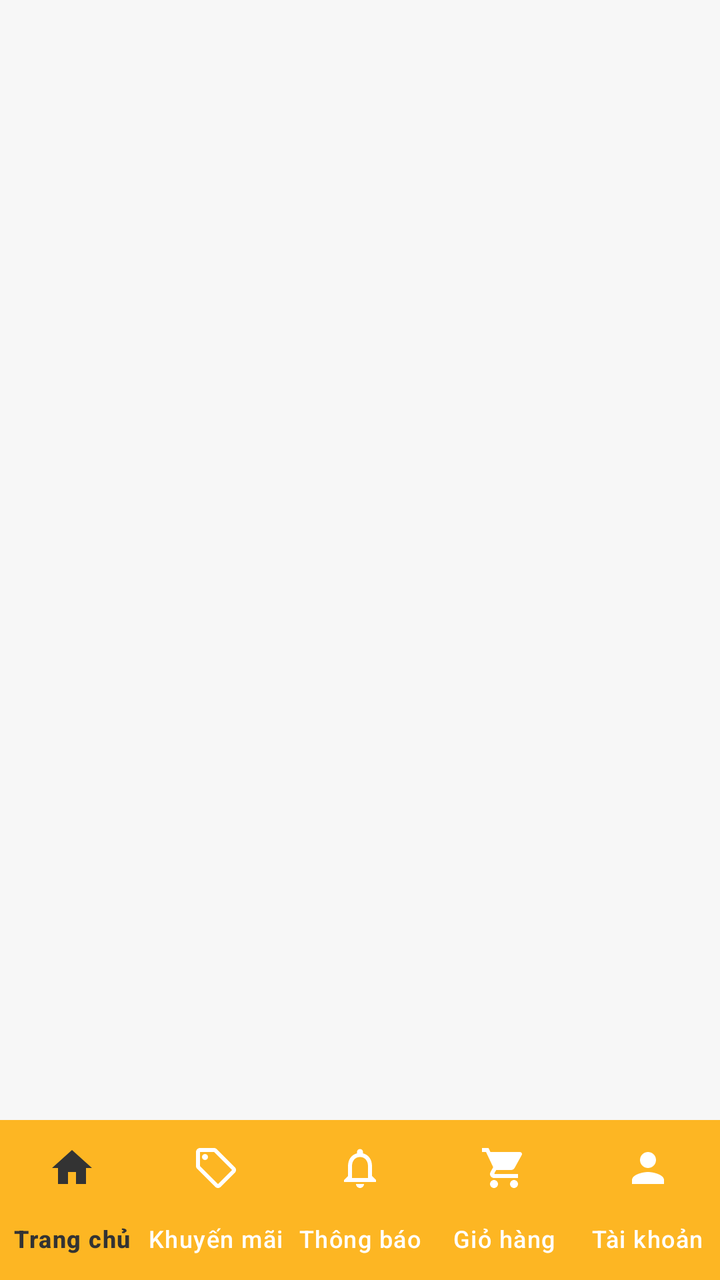
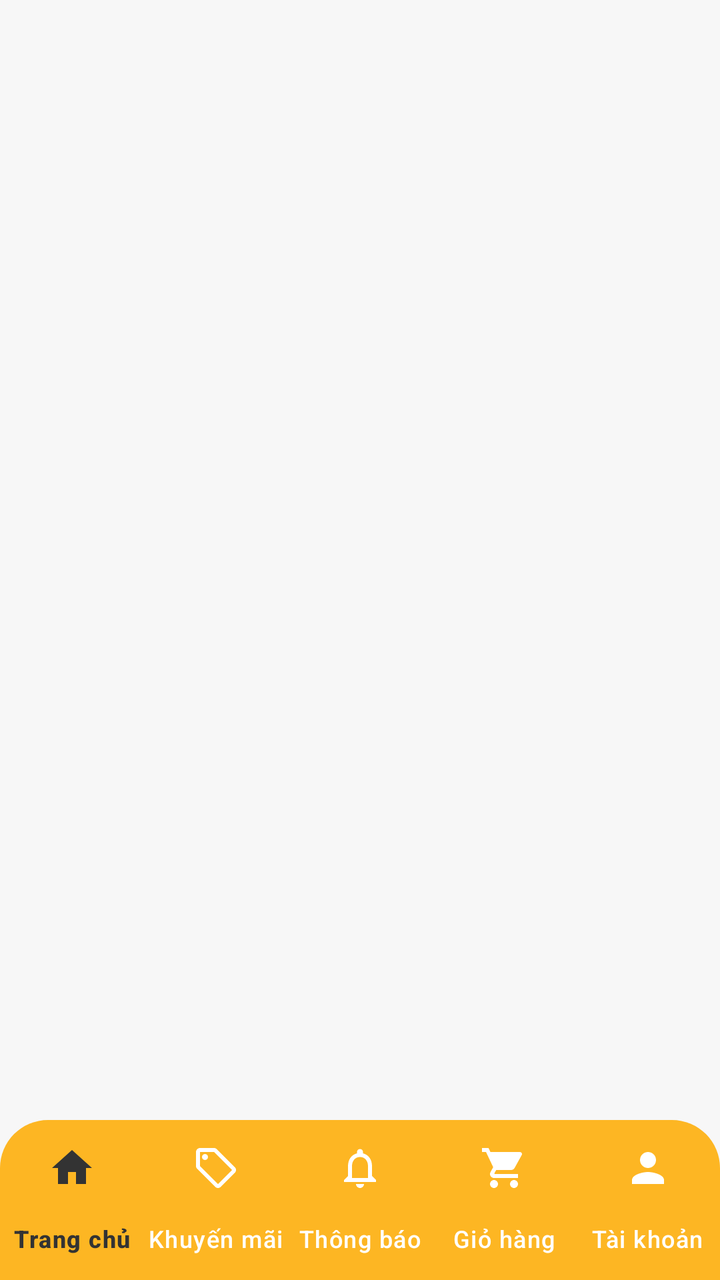

Screens rendered from an Android XML layout before and after an edit, with the pre-edit source and the edit as a unified diff.
<!-- AndroidManifest.xml: application theme Theme.MobileDeviceStoreTDMU -->
<!-- res/layout/activity_trang_chu_user.xml -->
<?xml version="1.0" encoding="utf-8"?>
<RelativeLayout xmlns:android="http://schemas.android.com/apk/res/android"
    xmlns:app="http://schemas.android.com/apk/res-auto"
    xmlns:tools="http://schemas.android.com/tools"
    android:layout_width="match_parent"
    android:layout_height="match_parent"
    android:background="@color/bg_light"
    android:fitsSystemWindows="true"
    tools:context=".activity.TrangChuUserActivity">

    
    <FrameLayout
        android:id="@+id/frame_container_user"
        android:layout_width="match_parent"
        android:layout_height="match_parent"
        android:layout_above="@id/bottom_navigation_user" />

    
    <com.google.android.material.bottomnavigation.BottomNavigationView
        android:id="@+id/bottom_navigation_user"
        android:layout_width="match_parent"
        android:layout_height="wrap_content"
        android:layout_alignParentBottom="true"
        android:background="@color/primary_yellow"
        android:elevation="12dp"
        app:itemIconTint="@color/bottom_nav_color_selector"
        app:itemTextColor="@color/bottom_nav_color_selector"
        app:labelVisibilityMode="labeled"
        app:itemActiveIndicatorStyle="@style/CustomActiveIndicator"
        app:menu="@menu/bottom_nav_user_menu" />

</RelativeLayout>
<!-- resources referenced by this layout -->
<resources>
  <color name="bg_light">#F7F7F7</color>
  <color name="primary_yellow">#FDB623</color>
  <style name="CustomActiveIndicator" parent="Widget.Material3.BottomNavigationView.ActiveIndicator">
          
          <item name="android:color">@android:color/transparent</item>
      </style>
  <style name="Theme.MobileDeviceStoreTDMU" parent="Base.Theme.MobileDeviceStoreTDMU" />
  <style name="Base.Theme.MobileDeviceStoreTDMU" parent="Theme.Material3.Light.NoActionBar">
          
          <item name="android:statusBarColor">@color/primary_yellow</item>
          <item name="android:windowLightStatusBar">true</item>
  
          <item name="android:navigationBarColor">@color/primary_yellow</item>
          <item name="android:windowLightNavigationBar" tools:targetApi="O_MR1">true</item>
          <item name="fontFamily">@font/nunito</item>
      </style>
</resources>

<!-- the commit's change to res/layout/activity_trang_chu_user.xml (unified diff, before → after) -->
@@ -21,8 +21,8 @@
         android:layout_width="match_parent"
         android:layout_height="wrap_content"
         android:layout_alignParentBottom="true"
-        android:background="@color/primary_yellow"
-        android:elevation="12dp"
+        android:background="@drawable/bg_bottom_nav"
+        android:elevation="16dp"
         app:itemIconTint="@color/bottom_nav_color_selector"
         app:itemTextColor="@color/bottom_nav_color_selector"
         app:labelVisibilityMode="labeled"
<!-- resource entries referenced after the edit -->
@@ -1,6 +1,15 @@
 <!-- resources referenced by this layout -->
 <resources>
   <color name="bg_light">#F7F7F7</color>
+  <!-- drawable bg_bottom_nav (drawable) -->
+  <?xml version="1.0" encoding="utf-8"?>
+  <shape xmlns:android="http://schemas.android.com/apk/res/android"
+      android:shape="rectangle">
+      <solid android:color="@color/primary_yellow" />
+      <corners
+          android:topLeftRadius="24dp"
+          android:topRightRadius="24dp" />
+  </shape>
   <color name="primary_yellow">#FDB623</color>
   <style name="CustomActiveIndicator" parent="Widget.Material3.BottomNavigationView.ActiveIndicator">
           
